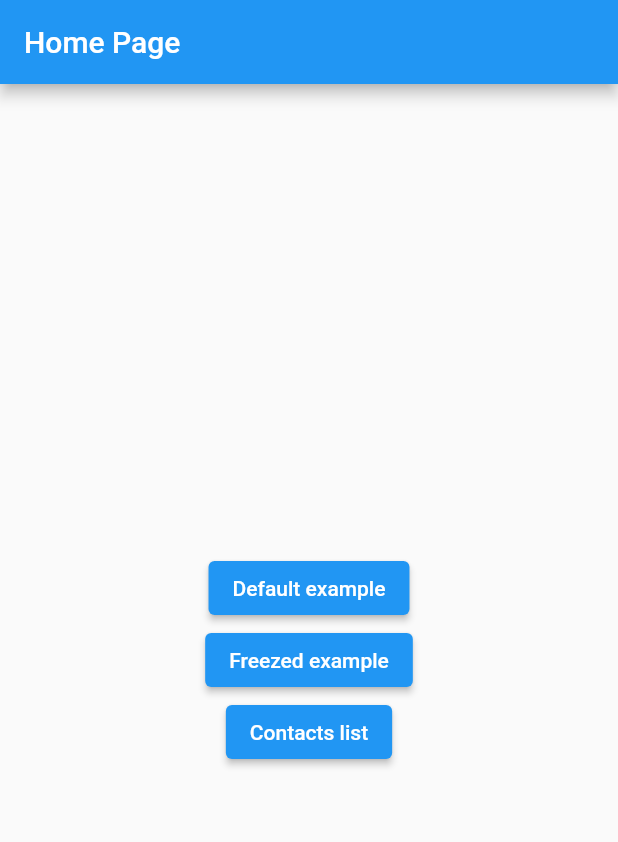
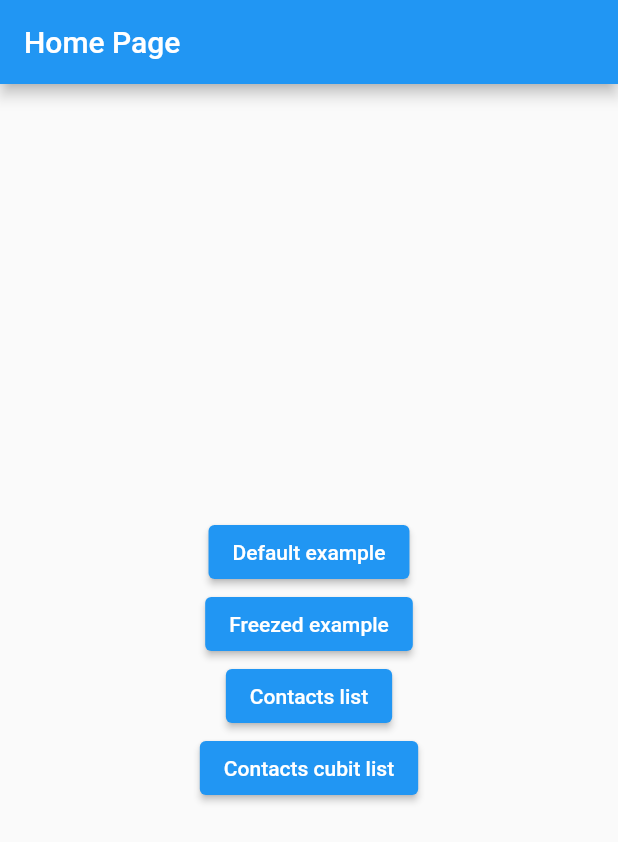
Before and after one commit to manuelzzz/first_bloc_contact, a Flutter app: the screen it shows after launch, on a phone screen of 412 x 824 dp. Shown: the top 842 px of the screen. Run offline on Flutter 3.47's test engine with Material 2 defaults, Android fonts, the phone set to English and light mode, and no system bars; our stand-ins replace bloc, dio, flutter_bloc, freezed_annotation.

Commit message:
Home page redirect to cubit contacts list

```diff
--- a/lib/home/home_page.dart
+++ b/lib/home/home_page.dart
@@ -31,6 +31,12 @@ class HomePage extends StatelessWidget {
               },
               child: const Text('Contacts list'),
             ),
+            ElevatedButton(
+              onPressed: () {
+                Navigator.of(context).pushNamed('/contacts/cubit/list');
+              },
+              child: const Text('Contacts cubit list'),
+            ),
           ],
         ),
       ),
```
